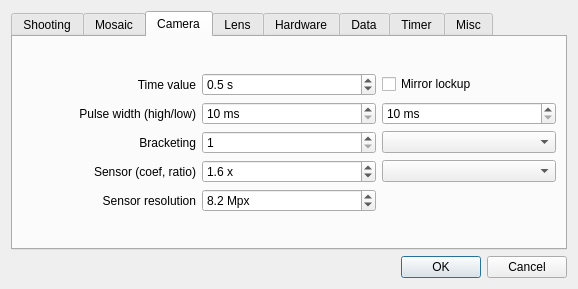
Above: papywizard/view/configDialog.ui from bingostar89/Papywizard before the change. Below: the same form after it.
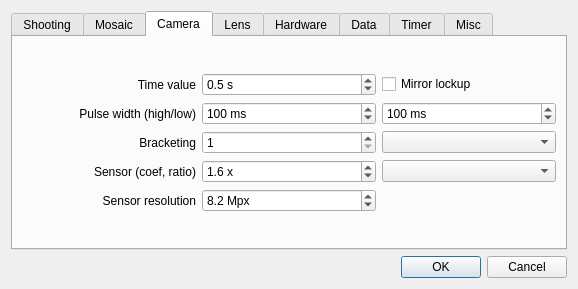
That is the form after the change. The open tabs and pages were chosen to show the change. Icons and pictures are not drawn.

Commit message: Default camera pulse to 100ms

What changed in the file:
```diff
--- a/papywizard/view/configDialog.ui
+++ b/papywizard/view/configDialog.ui
@@ -450,7 +450,7 @@
             <number>10</number>
            </property>
            <property name="value" >
-            <number>10</number>
+            <number>100</number>
            </property>
           </widget>
          </item>
@@ -468,6 +468,9 @@
            <property name="singleStep" >
             <number>10</number>
            </property>
+           <property name="value" >
+            <number>100</number>
+           </property>
           </widget>
          </item>
          <item row="1" column="0" >
```
